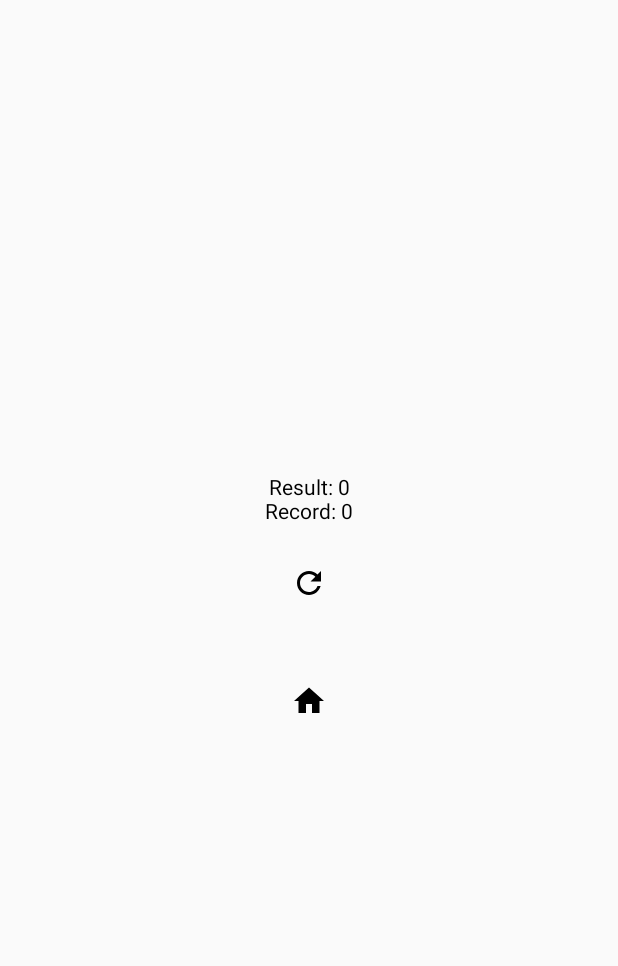
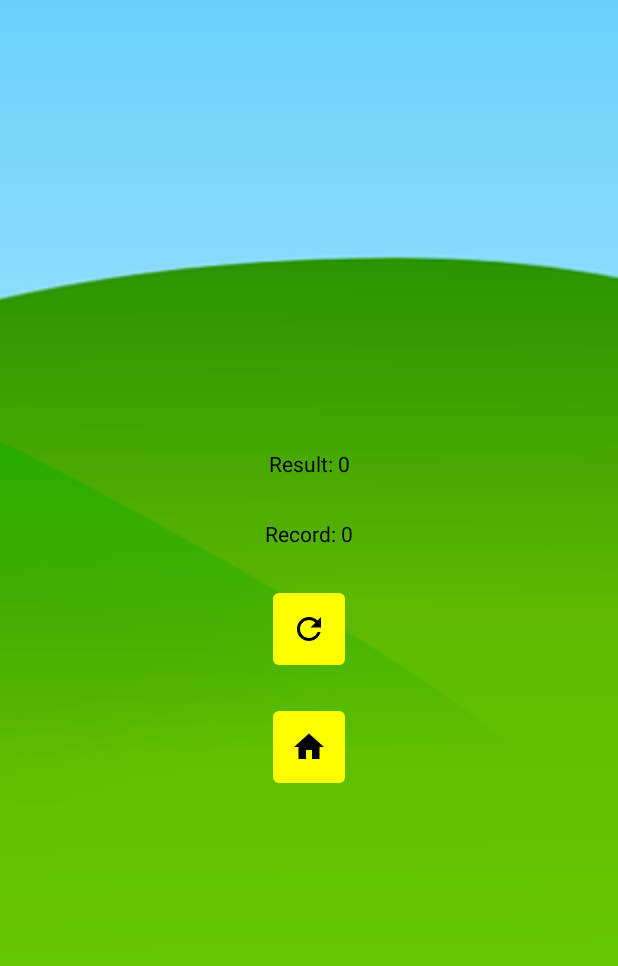
Before and after one commit to HipsterOK/Whac-A-Mole, an Android app built with Jetpack Compose: the ResultActivity screen opened directly, with no data from a screen before it, on a phone screen of 412 x 824 dp. Before the commit the part shown is almost empty. Shown: the top 966 px of the screen. Run offline under Robolectric (Android 15) with nearby library versions, the phone set to English and light mode, and no system bars.

Commit message:
Add other graphics

```diff
--- a/app/src/main/java/ru/porcupine/whac_a_mole/ResultActivity.kt
+++ b/app/src/main/java/ru/porcupine/whac_a_mole/ResultActivity.kt
@@ -4,6 +4,8 @@ import android.content.Intent
 import android.os.Bundle
 import androidx.activity.ComponentActivity
 import androidx.activity.compose.setContent
+import androidx.compose.foundation.Image
+import androidx.compose.foundation.background
 import androidx.compose.foundation.layout.Arrangement
 import androidx.compose.foundation.layout.Column
 import androidx.compose.foundation.layout.fillMaxSize
@@ -16,8 +18,12 @@ import androidx.compose.material.icons.filled.Refresh
 import androidx.compose.runtime.Composable
 import androidx.compose.ui.Alignment
 import androidx.compose.ui.Modifier
+import androidx.compose.ui.graphics.Color
+import androidx.compose.ui.layout.ContentScale
+import androidx.compose.ui.res.painterResource
 import androidx.compose.ui.tooling.preview.Preview
 import androidx.compose.ui.unit.dp
+import ru.porcupine.whac_a_mole.ui.theme.Shapes
 import ru.porcupine.whac_a_mole.ui.theme.WhacAMoleTheme
 
 class ResultActivity : ComponentActivity() {
@@ -30,20 +36,31 @@ class ResultActivity : ComponentActivity() {
             SharedPreference(context = this@ResultActivity).save("record", result)
         }
         setContent {
+            BackImage()
             Column(
                 horizontalAlignment = Alignment.CenterHorizontally,
                 verticalArrangement = Arrangement.Center,
                 modifier = Modifier.fillMaxSize()
             ) {
-                Text(text = "Result: ${result.toString()}")
-                Text(text = "Record: ${record.toString()}")
+                Text(
+                    text = "Result: ${result.toString()}",
+                    modifier = Modifier
+                    .padding(15.dp)
+                )
+                Text(
+                    text = "Record: ${record.toString()}",
+                    modifier = Modifier
+                        .padding(15.dp)
+                )
                 IconButton(
                     onClick = {
                         val changePage = Intent(this@ResultActivity, GameActivity::class.java)
                         startActivity(changePage)
                         finish()
                     },
-                    modifier = Modifier.padding(15.dp)
+                    modifier = Modifier
+                        .padding(15.dp)
+                        .background(color = Color.Yellow, shape = Shapes.medium)
                 ) {
                     Icon(
                         Icons.Filled.Refresh,
@@ -56,7 +73,9 @@ class ResultActivity : ComponentActivity() {
                             startActivity(changePage)
                             finish()
                         },
-                        modifier = Modifier.padding(15.dp)
+                        modifier = Modifier
+                            .padding(15.dp)
+                            .background(color = Color.Yellow, shape = Shapes.medium)
                     ) {
                         Icon(
                             Icons.Filled.Home,
@@ -66,4 +85,13 @@ class ResultActivity : ComponentActivity() {
             }
         }
     }
+    @Composable
+    fun BackImage() {
+        Image(
+            painter = painterResource(id = R.drawable.background),
+            contentDescription = "back",
+            modifier = Modifier.fillMaxSize(),
+            contentScale = ContentScale.Crop
+        )
+    }
 }
```
Also changed, not shown: app/src/main/java/ru/porcupine/whac_a_mole/MainActivity.kt (+24 -3 lines).
